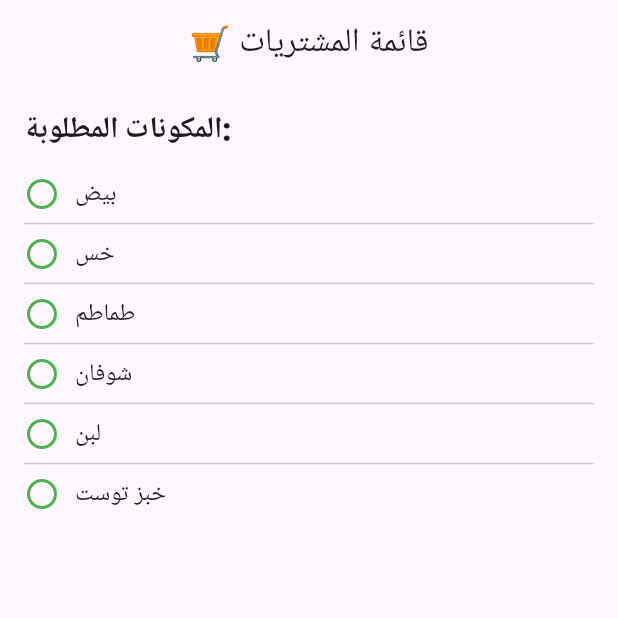
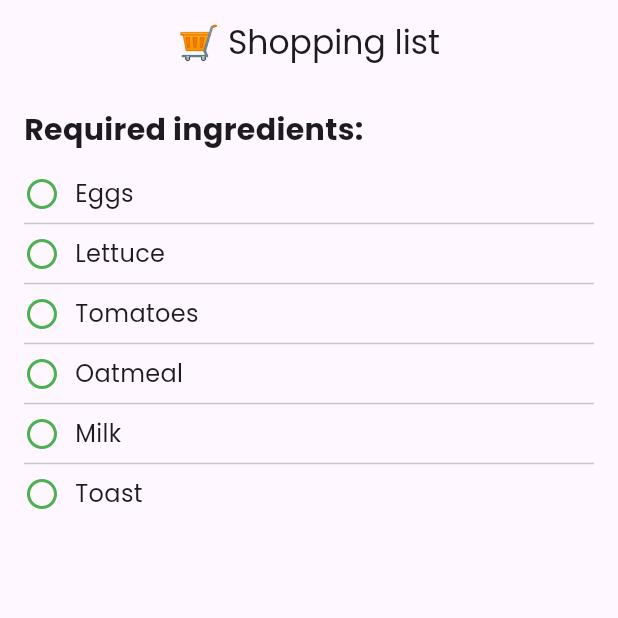
Before and after one commit to GhadaEmad/eat_fit, a Flutter app: the ShoppingListPageScreen screen opened directly, on a phone screen of 412 x 824 dp, the top half of it. Run offline on Flutter 3.47's test engine with Material 3 defaults, Android fonts, the phone set to English and light mode, and no system bars; our stand-ins replace bloc, firebase_auth, firebase_core, flutter_bloc, flutter_svg, google_fonts and 3 more; missing offline and left inert: flutter_facebook_auth; accounts and stored records are empty.

Commit message:
meal page

```diff
--- a/lib/fetures/plan_page/data/meal_model.dart
+++ b/lib/fetures/meals_page/data/meal_model.dart
@@ -24,7 +24,7 @@ final List<MealModel> allMeals = [
   MealModel(name: 'Nuts', type: 'Snacks', day: 'Monday', calories: 100, imageUrl: 'assets/image/Snacks.jpg'),
   MealModel(name: 'Boiled eggs + salad + slice of toast', type: 'Breakfast', day: 'Tuesday', calories: 150, imageUrl: 'assets/image/breakfast.jpg'),
   MealModel(name: 'Meat + rice with vegetables', type: 'Lunch', day: 'Tuesday', calories: 400, imageUrl: 'assets/image/lunch.jpg'),
-  MealModel(name: 'Banana oatmeal', type: 'Dinner', day: 'Tusday', calories: 200, imageUrl: 'assets/image/dinner.jpg'),
+  MealModel(name: 'Banana oatmeal', type: 'Dinner', day: 'Tuesday', calories: 200, imageUrl: 'assets/image/dinner.jpg'),
   MealModel(name: 'Nuts', type: 'Snacks', day: 'Tuesday', calories: 100, imageUrl: 'assets/image/Snacks.jpg'),
   MealModel(name: 'Boiled eggs + salad + slice of toast', type: 'Breakfast', day: 'Wednesday', calories: 150, imageUrl: 'assets/image/breakfast.jpg'),
   MealModel(name: 'Meat + rice with vegetables', type: 'Lunch', day: 'Wednesday', calories: 400, imageUrl: 'assets/image/lunch.jpg'),
--- a/lib/fetures/plan_page/ui/plan_page_screen.dart
+++ b/lib/fetures/plan_page/ui/plan_page_screen.dart
@@ -3,7 +3,7 @@
 import 'package:flutter/material.dart';
 
 import '../../../core/widjets/meal_card.dart';
-import '../data/meal_model.dart';
+import '../../meals_page/data/meal_model.dart';
 
 class PlanPageScreen extends StatelessWidget {
   final List<String> days = [
@@ -26,7 +26,7 @@ class PlanPageScreen extends StatelessWidget {
                 itemBuilder: (context, index) {
                   String currentDay = days[index];
                   List<MealModel> mealsOfDay = allMeals.where((m) => m.day == currentDay).toList();
-//الجزء ده معناه ايه فى الكود
+
                   return Column(
                     crossAxisAlignment: CrossAxisAlignment.start,
                     children: [
--- /dev/null
+++ b/lib/fetures/shopping_list_Page/data/shopping_items.dart
@@ -0,0 +1,9 @@
+
+  final List<String> shoppingItems = [
+    'Eggs',
+    'Lettuce',
+    'Tomatoes',
+    'Oatmeal',
+    'Milk',
+    'Toast',
+  ];
--- a/lib/fetures/shopping_list_Page/ui/shopping_list_page_screen.dart
+++ b/lib/fetures/shopping_list_Page/ui/shopping_list_page_screen.dart
@@ -1,6 +1,8 @@
 
 
 import 'package:flutter/material.dart';
+
+import '../data/shopping_items.dart';
 
 class ShoppingListPageScreen extends StatelessWidget {
   const ShoppingListPageScreen({super.key});
@@ -8,18 +10,11 @@ class ShoppingListPageScreen extends StatelessWidget {
   @override
   Widget build(BuildContext context) {
     // قائمة ثابتة مؤقتًا (placeholder)
-    final List<String> shoppingItems = [
-      'بيض',
-      'خس',
-      'طماطم',
-      'شوفان',
-      'لبن',
-      'خبز توست',
-    ];
+
 
     return Scaffold(
       appBar: AppBar(
-        title: const Text('🛒 قائمة المشتريات'),
+        title: const Text('🛒 Shopping list'),
         centerTitle: true,
       ),
       body: Padding(
@@ -28,7 +23,7 @@ class ShoppingListPageScreen extends StatelessWidget {
           crossAxisAlignment: CrossAxisAlignment.start,
           children: [
             const Text(
-              'المكونات المطلوبة:',
+              'Required ingredients:',
               style: TextStyle(fontSize: 20, fontWeight: FontWeight.bold),
             ),
             const SizedBox(height: 16),
```
Also changed, not shown: lib/core/widjets/meal_card.dart (+4 -3 lines), lib/fetures/meals_page/ui/meals_page_screen.dart (+23 -9 lines).
